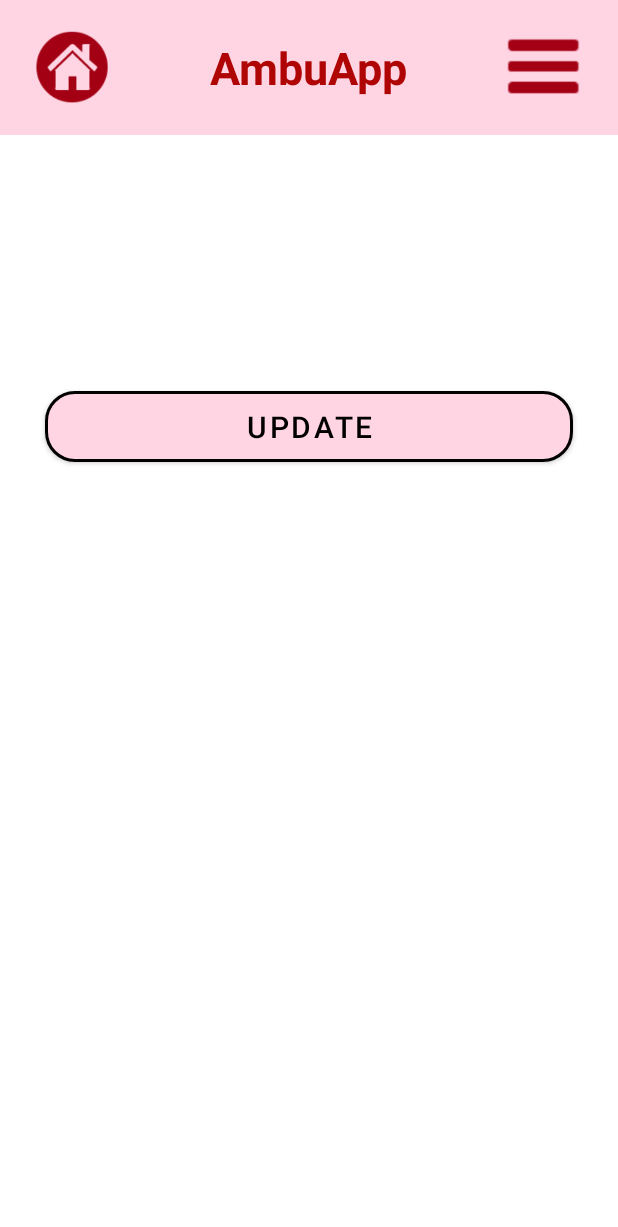
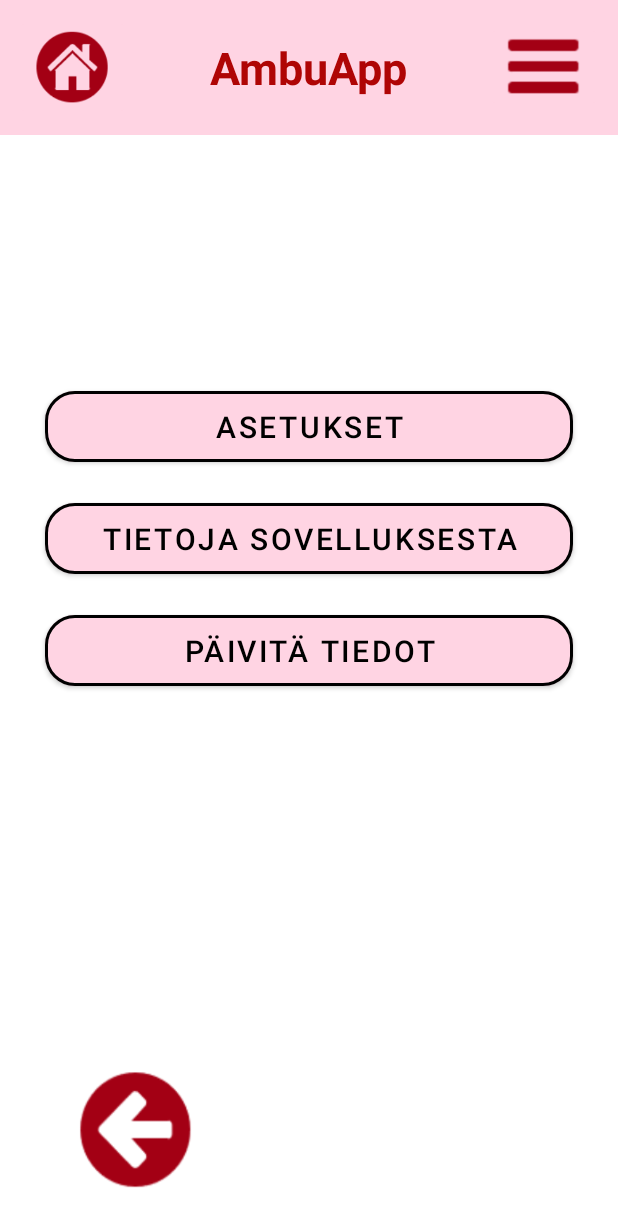
Before and after one commit to joeljunnila/ampuapp, an Android app: the screen it shows after launch (MenuActivity), after a tap on an icon or button, on a phone screen of 412 x 824 dp. Shown: the top 1227 px of the screen. Run offline under Robolectric (Android 15) with nearby library versions, the phone set to English and light mode, and no system bars.

Commit message:
tekstit lisätty valmistautumis sivuille ja naviconin pohjan alle tehty tietoa sovelluksesta - osio

```diff
--- a/AmbuApp/app/src/main/java/com/example/ambuapp/MenuActivity.java
+++ b/AmbuApp/app/src/main/java/com/example/ambuapp/MenuActivity.java
@@ -38,7 +38,7 @@ public class MenuActivity extends AppCompatActivity {
         naviconButton.setOnClickListener(new View.OnClickListener() {
             @Override
             public void onClick(View v) {
-                settings();
+                naviconPage();
             }
         });
 
@@ -129,20 +129,54 @@ public class MenuActivity extends AppCompatActivity {
         });
     }
 
-    public void settings() {
+    public void naviconPage() {
         button1.setVisibility(View.INVISIBLE);
         button2.setVisibility(View.INVISIBLE);
         button3.setVisibility(View.VISIBLE);
-        button4.setVisibility(View.INVISIBLE);
-        button5.setVisibility(View.INVISIBLE);
+        button4.setVisibility(View.VISIBLE);
+        button5.setVisibility(View.VISIBLE);
         button6.setVisibility(View.INVISIBLE);
 
-        button3.setText("UPDATE");
+        button3.setText("Asetukset");
+        button4.setText("Tietoja sovelluksesta");
+        button5.setText("Päivitä tiedot");
 
-        leftArrow.setVisibility(View.INVISIBLE);
+        leftArrow.setVisibility(View.VISIBLE);
         rightArrow.setVisibility(View.INVISIBLE);
 
+        leftArrow.setOnClickListener(new View.OnClickListener() {
+            @Override
+            public void onClick(View v) {
+                activityName = "Home";
+                homePage();
+            }
+        });
+
+        homeButton.setOnClickListener(new View.OnClickListener() {
+            @Override
+            public void onClick(View v) {
+                activityName = "Home";
+                homePage();
+            }
+        });
+
         button3.setOnClickListener(new View.OnClickListener() {
+            @Override
+            public void onClick(View v) {
+                activityName = "Valmistautuminen1";
+                textViewActivity(v);
+            }
+        });
+
+        button4.setOnClickListener(new View.OnClickListener() {
+            @Override
+            public void onClick(View v) {
+                activityName = "tietoaSovelluksesta";
+                textViewActivity(v);
+            }
+        });
+
+        button5.setOnClickListener(new View.OnClickListener() {
             @Override
             public void onClick(View v) {
                 myFirebase = new MyFirebase();
```
Also changed, not shown: AmbuApp/app/src/main/assets/tietoaSovelluksesta.txt (added, +19 -0 lines), AmbuApp/app/src/main/assets/valmistautuminen1.txt (added, +12 -0 lines), AmbuApp/app/src/main/assets/valmistautuminen2.txt (added, +15 -0 lines), AmbuApp/app/src/main/assets/valmistautuminen3.txt (added, +12 -0 lines), AmbuApp/app/src/main/java/com/example/ambuapp/TextViewActivity.java (+36 -3 lines).
